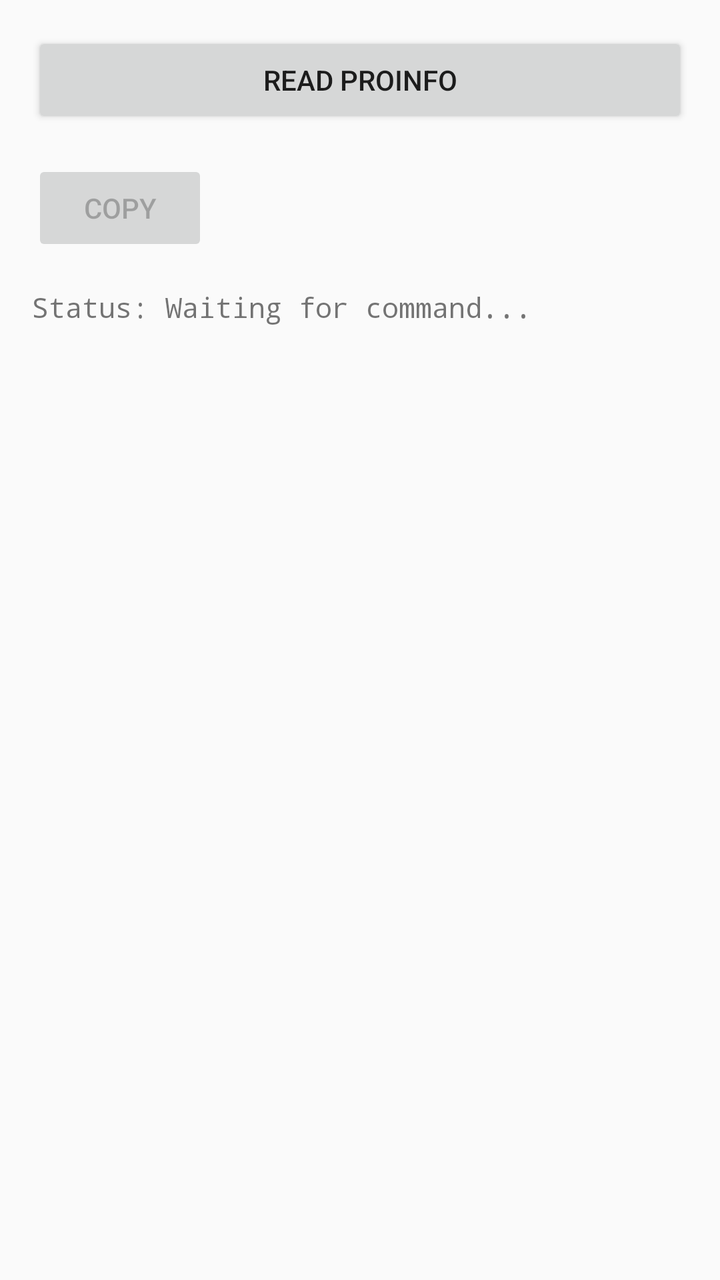
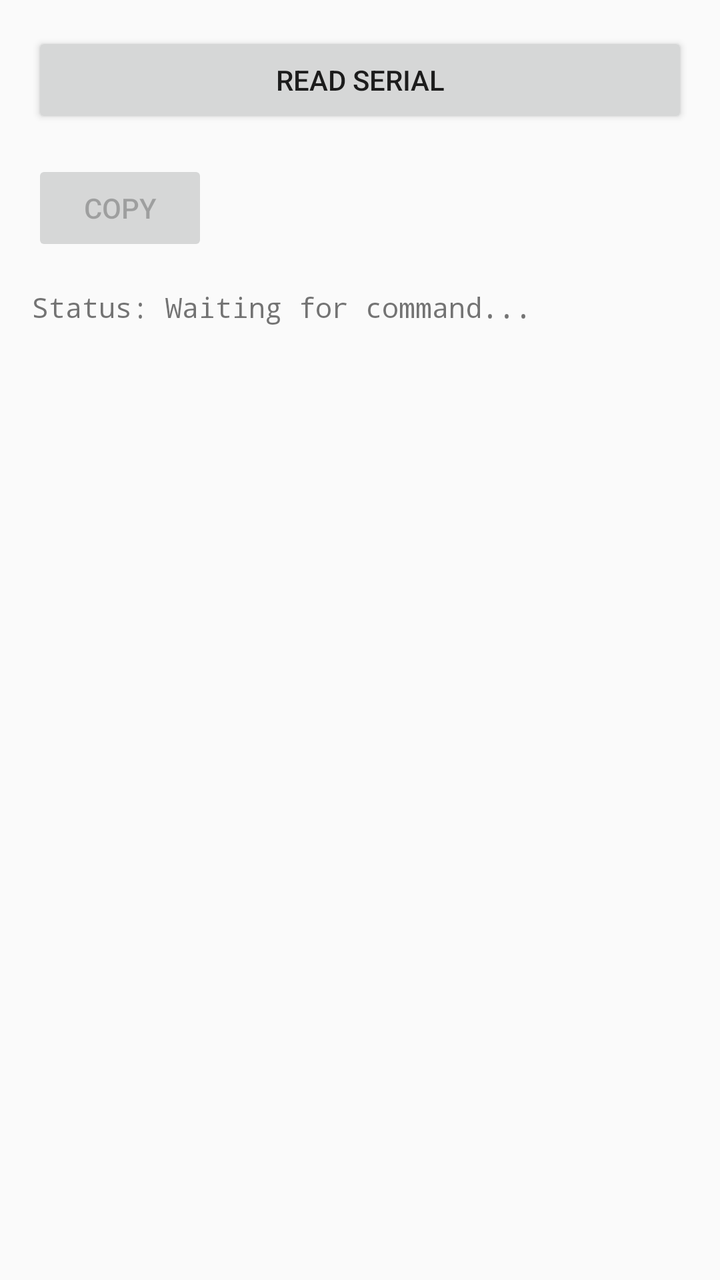

The first picture is an Android layout as it rendered before a commit; the second is the same layout after the commit. The layout source and the unified diff follow.
<!-- AndroidManifest.xml: application theme Theme.AppCompat.Light -->
<!-- res/layout/activity_main.xml -->
<?xml version="1.0" encoding="utf-8"?>
<LinearLayout xmlns:android="http://schemas.android.com/apk/res/android"
    android:layout_width="match_parent"
    android:layout_height="match_parent"
    android:orientation="vertical"
    android:padding="16dp">

    <Button
        android:id="@+id/btnRead"
        android:layout_width="match_parent"
        android:layout_height="wrap_content"
        android:text="READ PROINFO" />

    <LinearLayout
        android:layout_width="match_parent"
        android:layout_height="wrap_content"
        android:orientation="horizontal"
        android:layout_marginTop="16dp">

        <Button
            android:id="@+id/btnCopy"
            android:layout_width="wrap_content"
            android:layout_height="wrap_content"
            android:text="COPY"
            android:enabled="false" />
    </LinearLayout>

    <ScrollView
        android:layout_width="match_parent"
        android:layout_height="match_parent"
        android:layout_marginTop="16dp">

        <TextView
            android:id="@+id/tvOutput"
            android:layout_width="match_parent"
            android:layout_height="wrap_content"
            android:text="Status: Waiting for command..."
            android:textSize="14sp"
            android:typeface="monospace" />
    </ScrollView>

</LinearLayout>
<!-- resources referenced by this layout -->
<resources>

</resources>

<!-- the commit's change to res/layout/activity_main.xml (unified diff, before → after) -->
@@ -9,7 +9,7 @@
         android:id="@+id/btnRead"
         android:layout_width="match_parent"
         android:layout_height="wrap_content"
-        android:text="READ PROINFO" />
+        android:text="READ Serial" />
 
     <LinearLayout
         android:layout_width="match_parent"
